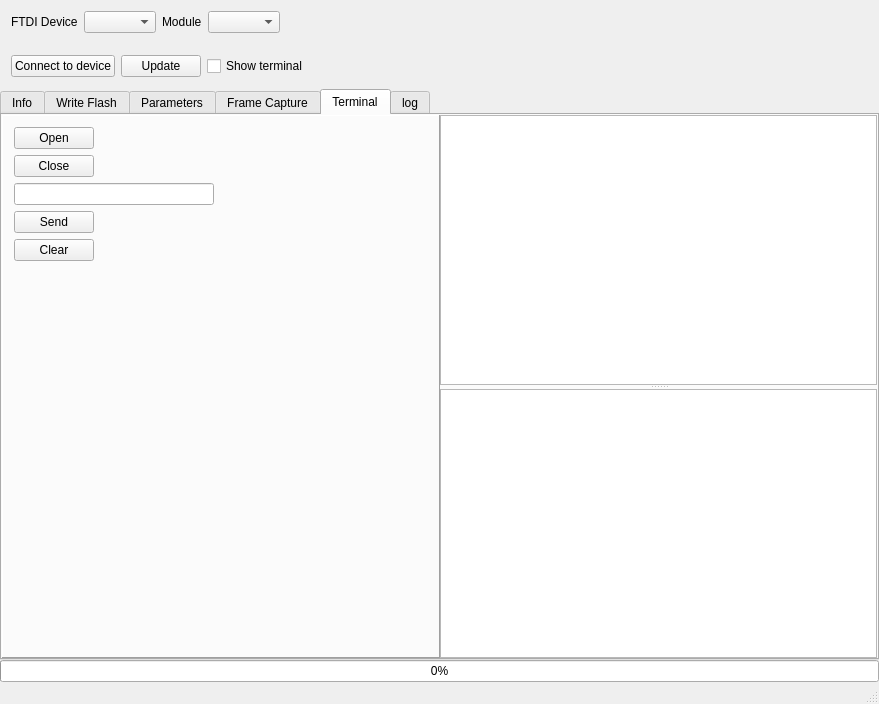
Before: the Qt Designer form FTDIDeviceControl/ftdidevicecontrol.ui in dzenmaster/FTDIDeviceControl, drawn with Qt 5.
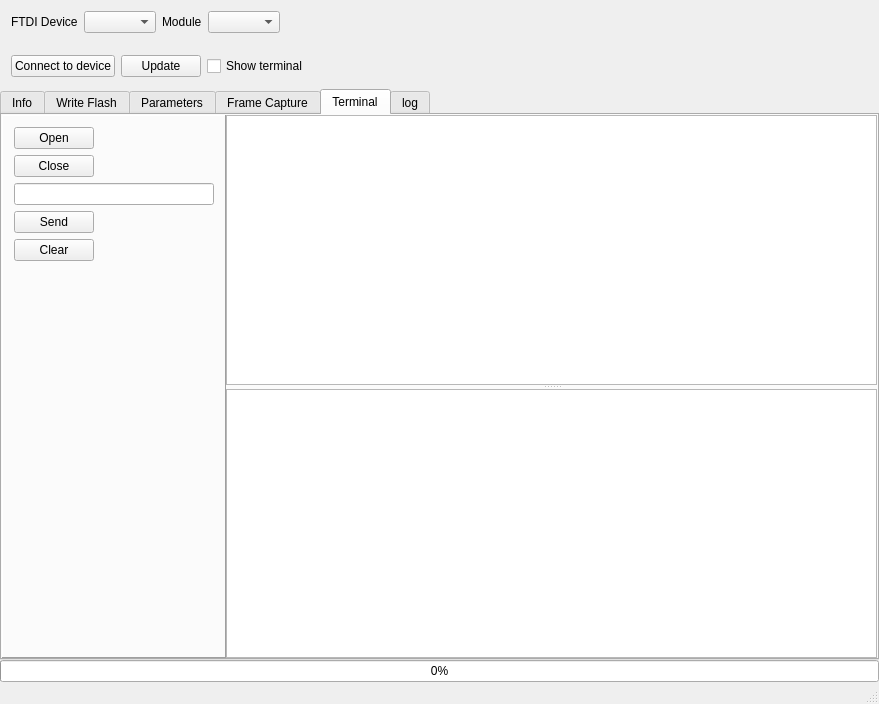
After: the same form once the commit is applied. Icons and pictures are not drawn.

```diff
--- a/FTDIDeviceControl/ftdidevicecontrol.ui
+++ b/FTDIDeviceControl/ftdidevicecontrol.ui
@@ -450,6 +450,12 @@
            </item>
            <item>
             <widget class="QWidget" name="widget" native="true">
+             <property name="sizePolicy">
+              <sizepolicy hsizetype="Expanding" vsizetype="Preferred">
+               <horstretch>0</horstretch>
+               <verstretch>0</verstretch>
+              </sizepolicy>
+             </property>
              <property name="minimumSize">
               <size>
                <width>45</width>
```
Left out of the diff: 3 changed lines with no effect on the pictures.
